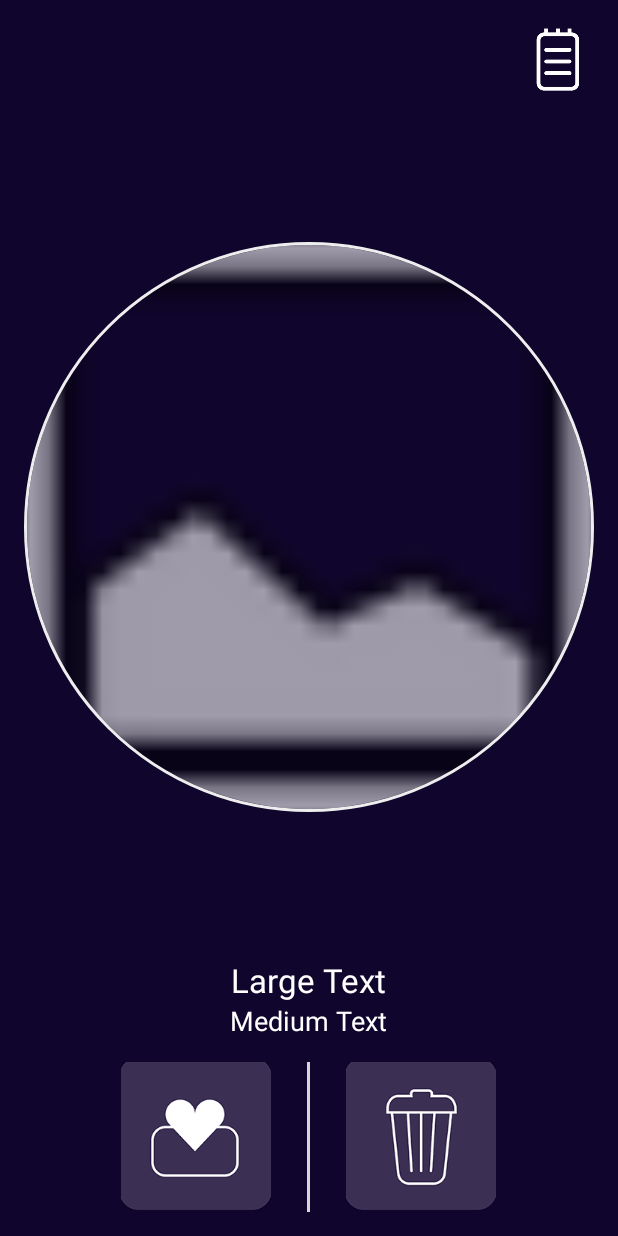
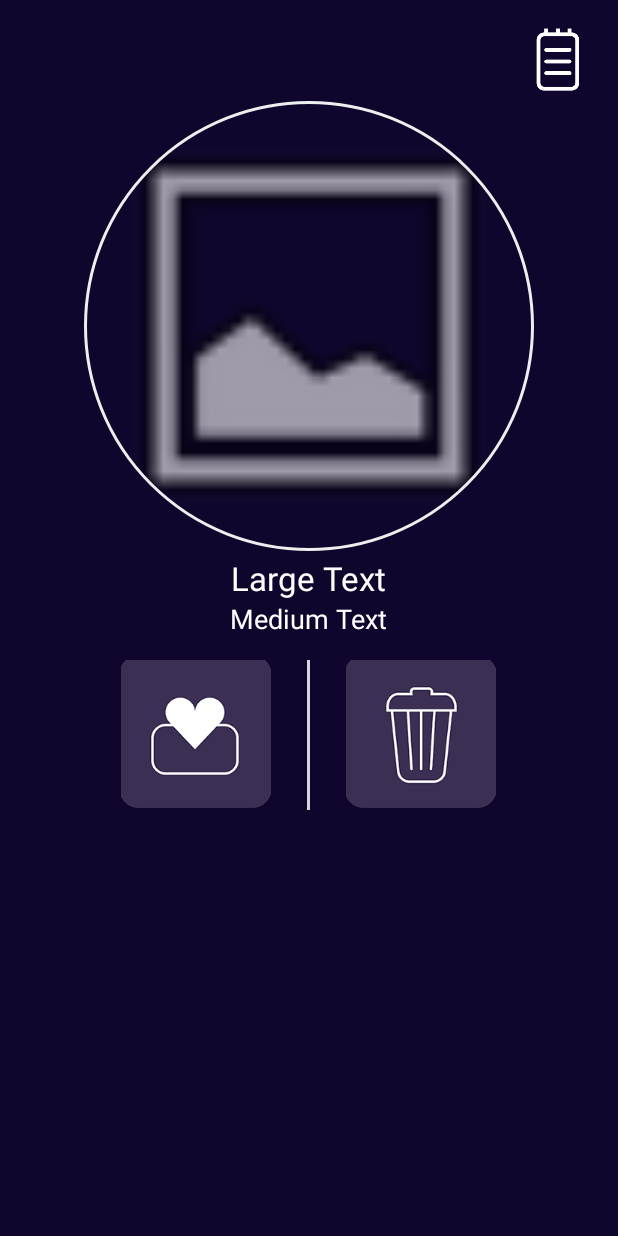
Before and after one commit to jeemyeong/ToEatList, an Android app: the screen it shows after launch (MainActivity), on a phone screen of 412 x 824 dp. Run offline under Robolectric (Android 15) with nearby library versions, the phone set to English and light mode, and no system bars; libraries missing offline, so code that uses them is left out: com.mikhaellopez.circularimageview, retrofit.client, retrofit.converter; plain views replace CircularImageView; pictures from the network do not load; 8 statements that could not run were skipped.

Commit message:
setting view

```diff
--- a/app/src/main/res/layout/activity_custom_list.xml
+++ b/app/src/main/res/layout/activity_custom_list.xml
@@ -21,7 +21,7 @@
             android:id="@+id/add_button"
             android:layout_gravity="right"
             android:background="@color/background"
-            android:src="@drawable/abc_ic_menu_share_mtrl_alpha" />
+            android:src="@mipmap/upload" />
 
         <ListView
             android:layout_width="match_parent"
--- a/app/src/main/res/layout/activity_detail_view.xml
+++ b/app/src/main/res/layout/activity_detail_view.xml
@@ -18,8 +18,8 @@
         android:layout_centerHorizontal="true">
 
         <ImageView
-            android:layout_width="300dp"
-            android:layout_height="300dp"
+            android:layout_width="240dp"
+            android:layout_height="240dp"
             android:id="@+id/imageView2"
             android:layout_gravity="center_horizontal"
             android:layout_marginTop="30dp"
--- a/app/src/main/res/layout/activity_main.xml
+++ b/app/src/main/res/layout/activity_main.xml
@@ -22,16 +22,18 @@
         android:src="@mipmap/mylist" />
 
     <com.mikhaellopez.circularimageview.CircularImageView
-        android:layout_width="match_parent"
-        android:layout_height="0dp"
-        android:layout_weight="1"
+        android:layout_width="300dp"
+        android:layout_height="300dp"
         android:src="@android:drawable/ic_menu_gallery"
         android:id="@+id/imageView"
+        android:background="@color/background"
         app:civ_border_color="#EEEEEE"
         app:civ_border_width="2dp"
         app:civ_shadow="true"
         app:civ_shadow_radius="10"
-        app:civ_shadow_color="#3b2f53"/>
+        app:civ_shadow_color="#3b2f53"
+        android:layout_margin="3dp"
+        android:layout_gravity="center_horizontal" />
 
 
     <TextView
```
